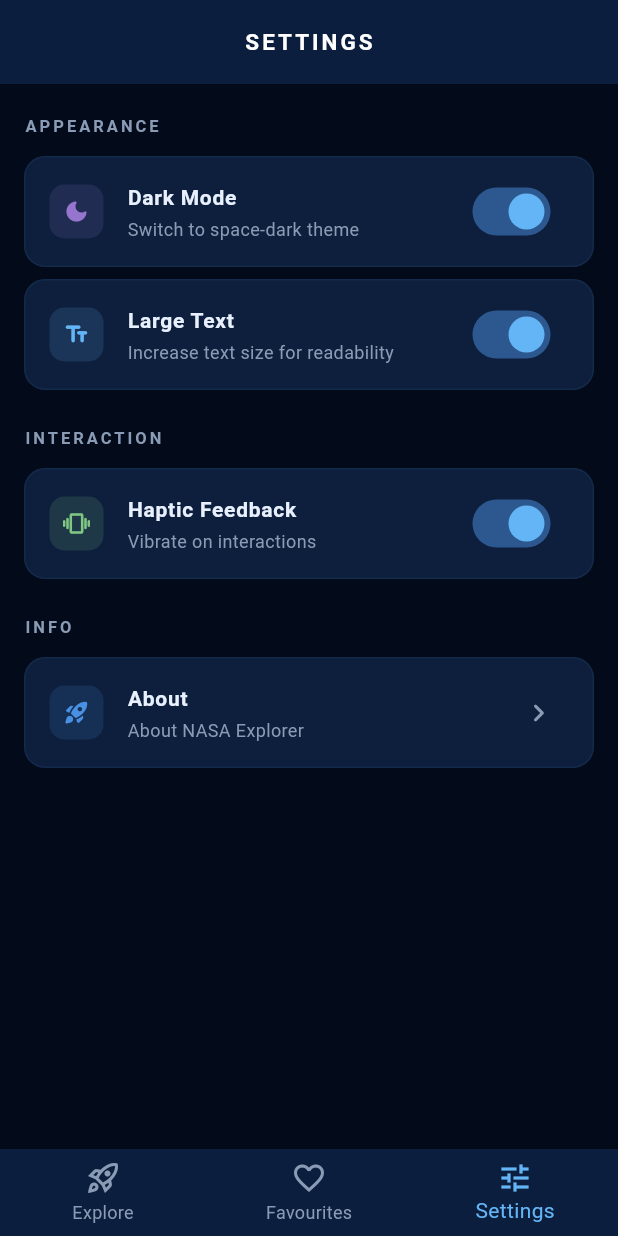
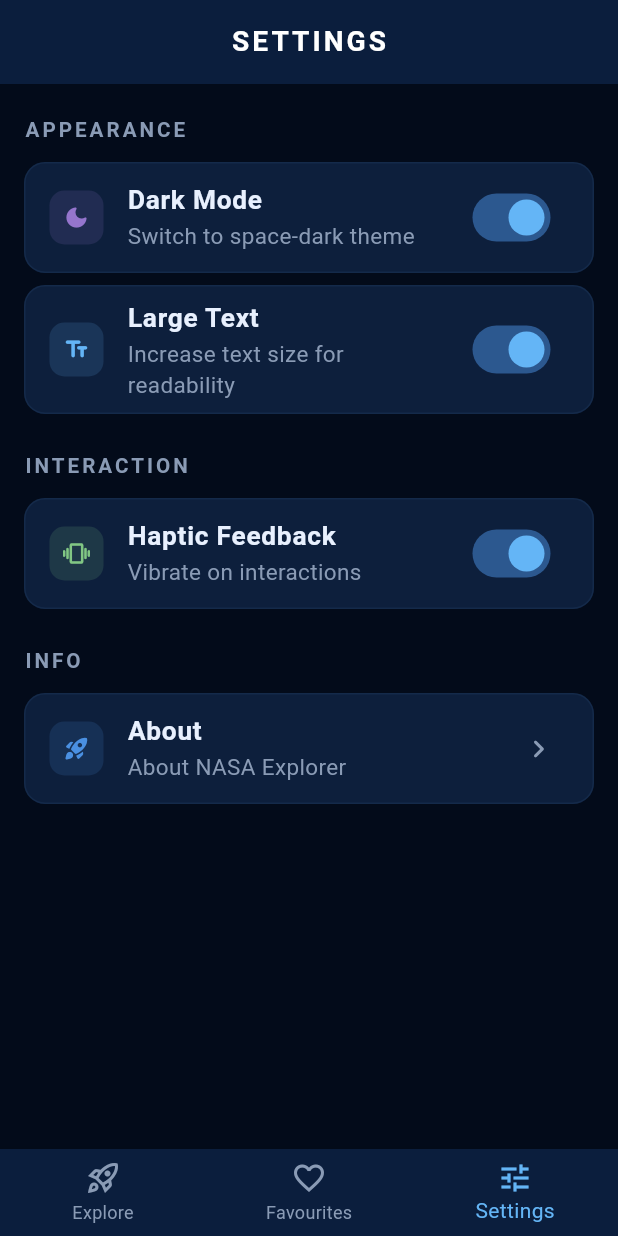
Before and after one commit to jthomasuclan/nasa_explorer, a Flutter app: the screen it shows after launch, item 3 of the bottom bar chosen, after a tap on "Large Text", on a phone screen of 412 x 824 dp. Run offline on Flutter 3.47's test engine with Material 3 defaults, Android fonts, the phone set to English and light mode, and no system bars; our stand-ins replace connectivity_plus, shared_preferences; network calls fail.

Commit message:
week 3 Fixed haptic feedback and large text settings

```diff
--- a/lib/main.dart
+++ b/lib/main.dart
@@ -17,7 +17,6 @@ void main() {
 class AppColors {
   static const Color deepSpace = Color(0xFF030B1A);
   static const Color spaceBlue = Color(0xFF0B1E3D);
-  static const Color nebulaPurple = Color(0xFF1A1040);
   static const Color cosmicBlue = Color(0xFF0B3D91);
   static const Color starWhite = Color(0xFFE8F0FE);
   static const Color moonGrey = Color(0xFF8A9BB5);
@@ -150,26 +149,44 @@ class NasaApp extends StatefulWidget {
 class _NasaAppState extends State<NasaApp> {
   bool _darkMode = true;
   bool _largeText = false;
+  // FIX: hapticFeedback lifted to app level so all screens can access it
+  bool _hapticFeedback = true;
 
   void updateDarkMode(bool val) => setState(() => _darkMode = val);
   void updateLargeText(bool val) => setState(() => _largeText = val);
+  void updateHapticFeedback(bool val) => setState(() => _hapticFeedback = val);
+
+  // FIX: global haptic helper used by all screens
+  static void triggerHaptic(bool hapticEnabled) {
+    if (hapticEnabled) HapticFeedback.lightImpact();
+  }
 
   @override
   Widget build(BuildContext context) {
-    return MaterialApp(
+    return MediaQuery(
+      // FIX: large text uses textScaleFactor — affects ALL text including hardcoded sizes
+      data: MediaQuery.of(context).copyWith(
+        textScaler: _largeText
+            ? const TextScaler.linear(1.25)
+            : const TextScaler.linear(1.0),
+      ),
+      child: MaterialApp(
         title: 'NASA Explorer',
         debugShowCheckedModeBanner: false,
-      theme: _buildTheme(_darkMode, _largeText),
+        theme: _buildTheme(_darkMode),
         home: MainScreen(
           darkMode: _darkMode,
           largeText: _largeText,
+          hapticFeedback: _hapticFeedback,
           onDarkModeChanged: updateDarkMode,
           onLargeTextChanged: updateLargeText,
+          onHapticFeedbackChanged: updateHapticFeedback,
+        ),
       ),
     );
   }
 
-  ThemeData _buildTheme(bool dark, bool largeText) {
+  ThemeData _buildTheme(bool dark) {
     return ThemeData(
       useMaterial3: true,
       brightness: dark ? Brightness.dark : Brightness.light,
@@ -205,13 +222,6 @@ class _NasaAppState extends State<NasaApp> {
         type: BottomNavigationBarType.fixed,
         elevation: 8,
       ),
-      textTheme: largeText
-          ? const TextTheme(
-              bodyMedium: TextStyle(fontSize: 17),
-              bodyLarge: TextStyle(fontSize: 19),
-              titleLarge: TextStyle(fontSize: 24),
-            )
-          : null,
       cardTheme: CardThemeData(
         color: dark ? AppColors.cardDark : Colors.white,
         elevation: 4,
@@ -243,15 +253,19 @@ class _NasaAppState extends State<NasaApp> {
 class MainScreen extends StatefulWidget {
   final bool darkMode;
   final bool largeText;
+  final bool hapticFeedback;
   final ValueChanged<bool> onDarkModeChanged;
   final ValueChanged<bool> onLargeTextChanged;
+  final ValueChanged<bool> onHapticFeedbackChanged;
 
   const MainScreen({
     super.key,
     required this.darkMode,
     required this.largeText,
+    required this.hapticFeedback,
     required this.onDarkModeChanged,
     required this.onLargeTextChanged,
+    required this.onHapticFeedbackChanged,
   });
 
   @override
@@ -264,13 +278,15 @@ class _MainScreenState extends State<MainScreen> {
   @override
   Widget build(BuildContext context) {
     final screens = [
-      const HomeScreen(),
+      HomeScreen(hapticFeedback: widget.hapticFeedback),
       const FavouritesScreen(),
       SettingsScreen(
         darkMode: widget.darkMode,
         largeText: widget.largeText,
+        hapticFeedback: widget.hapticFeedback,
         onDarkModeChanged: widget.onDarkModeChanged,
         onLargeTextChanged: widget.onLargeTextChanged,
+        onHapticFeedbackChanged: widget.onHapticFeedbackChanged,
       ),
     ];
 
@@ -279,7 +295,8 @@ class _MainScreenState extends State<MainScreen> {
       bottomNavigationBar: BottomNavigationBar(
         currentIndex: _currentIndex,
         onTap: (index) {
-          HapticFeedback.selectionClick();
+          // FIX: only trigger haptic if enabled
+          if (widget.hapticFeedback) HapticFeedback.selectionClick();
           setState(() => _currentIndex = index);
         },
         items: const [
@@ -309,7 +326,9 @@ class _MainScreenState extends State<MainScreen> {
 // ─────────────────────────────────────────────────────────────────────────────
 
 class HomeScreen extends StatefulWidget {
-  const HomeScreen({super.key});
+  final bool hapticFeedback;
+
+  const HomeScreen({super.key, required this.hapticFeedback});
 
   @override
   State<HomeScreen> createState() => _HomeScreenState();
@@ -362,7 +381,8 @@ class _HomeScreenState extends State<HomeScreen> {
 
   Future<void> _toggleFavourite() async {
     if (_apod == null) return;
-    HapticFeedback.lightImpact();
+    // FIX: use hapticFeedback setting
+    if (widget.hapticFeedback) HapticFeedback.lightImpact();
     if (_isFavourited) {
       await FavouritesService.removeFavourite(_apod!.date);
     } else {
@@ -467,7 +487,8 @@ class _HomeScreenState extends State<HomeScreen> {
         child: Column(
           mainAxisAlignment: MainAxisAlignment.center,
           children: [
-            Icon(Icons.wifi_off_rounded, size: 64, color: AppColors.moonGrey),
+            const Icon(Icons.wifi_off_rounded,
+                size: 64, color: AppColors.moonGrey),
             const SizedBox(height: 20),
             const Text(
               'NO SIGNAL',
@@ -498,7 +519,7 @@ class _HomeScreenState extends State<HomeScreen> {
         child: Column(
           mainAxisAlignment: MainAxisAlignment.center,
           children: [
-            Icon(Icons.error_outline_rounded,
+            const Icon(Icons.error_outline_rounded,
                 size: 64, color: AppColors.moonGrey),
             const SizedBox(height: 20),
             const Text(
@@ -527,8 +548,7 @@ class _HomeScreenState extends State<HomeScreen> {
     return GestureDetector(
       onTap: onTap,
       child: Container(
-        padding:
-            const EdgeInsets.symmetric(horizontal: 32, vertical: 14),
+        padding: const EdgeInsets.symmetric(horizontal: 32, vertical: 14),
         decoration: BoxDecoration(
           borderRadius: BorderRadius.circular(30),
           border: Border.all(color: AppColors.accent, width: 1.5),
@@ -557,7 +577,6 @@ class _HomeScreenState extends State<HomeScreen> {
     return Column(
       crossAxisAlignment: CrossAxisAlignment.start,
       children: [
-        // Hero image
         Stack(
           children: [
             if (_apod!.mediaType == 'image')
@@ -606,7 +625,6 @@ class _HomeScreenState extends State<HomeScreen> {
                   ),
                 ),
               ),
-            // Gradient overlay at bottom of image
             Positioned(
               bottom: 0,
               left: 0,
@@ -627,7 +645,6 @@ class _HomeScreenState extends State<HomeScreen> {
                 ),
               ),
             ),
-            // Date badge
             Positioned(
               top: 16,
               left: 16,
@@ -660,14 +677,11 @@ class _HomeScreenState extends State<HomeScreen> {
             ),
           ],
         ),
-
-        // Content card
         Padding(
           padding: const EdgeInsets.all(16),
           child: Column(
             crossAxisAlignment: CrossAxisAlignment.start,
             children: [
-              // Title
               Text(
                 _apod!.title,
                 style: TextStyle(
@@ -678,11 +692,8 @@ class _HomeScreenState extends State<HomeScreen> {
                 ),
               ),
               const SizedBox(height: 16),
-
-              // Action row
               Row(
                 children: [
-                  // Favourite button
                   GestureDetector(
                     onTap: _toggleFavourite,
                     child: Container(
@@ -713,8 +724,6 @@ class _HomeScreenState extends State<HomeScreen> {
                     ),
                   ),
                   const SizedBox(width: 12),
-
-                  // Share button
                   Container(
                     padding: const EdgeInsets.all(10),
                     decoration: BoxDecoration(
@@ -730,11 +739,9 @@ class _HomeScreenState extends State<HomeScreen> {
                     ),
                   ),
                   const Spacer(),
-
-                  // View Details button
                   GestureDetector(
                     onTap: () {
-                      HapticFeedback.lightImpact();
+                      if (widget.hapticFeedback) HapticFeedback.lightImpact();
                       Navigator.push(
                         context,
                         MaterialPageRoute(
@@ -778,12 +785,9 @@ class _HomeScreenState extends State<HomeScreen> {
                   ),
                 ],
               ),
-
               const SizedBox(height: 20),
               Divider(color: AppColors.divider.withOpacity(0.5)),
               const SizedBox(height: 16),
-
-              // Description preview
               Text(
                 _apod!.explanation.length > 300
                     ? '${_apod!.explanation.substring(0, 300)}...'
@@ -858,8 +862,8 @@ class DetailScreen extends StatelessWidget {
                 : null,
             title: Text(
               apod.title,
-              style: const TextStyle(
-                  fontSize: 14, fontWeight: FontWeight.w700),
+              style:
+                  const TextStyle(fontSize: 14, fontWeight: FontWeight.w700),
               maxLines: 1,
               overflow: TextOverflow.ellipsis,
             ),
@@ -906,9 +910,8 @@ class DetailScreen extends StatelessWidget {
                     style: TextStyle(
                       fontSize: 15,
                       height: 1.8,
-                      color: isDark
-                          ? AppColors.moonGrey
-                          : Colors.grey[700],
+                      color:
+                          isDark ? AppColors.moonGrey : Colors.grey[700],
                     ),
                   ),
                   const SizedBox(height: 40),
@@ -979,8 +982,8 @@ class _FavouritesScreenState extends State<FavouritesScreen> {
                     height: 100,
                     decoration: BoxDecoration(
                       shape: BoxShape.circle,
-                      border: Border.all(
-                          color: AppColors.divider, width: 1.5),
+                      border:
+                          Border.all(color: AppColors.divider, width: 1.5),
                     ),
                     child: const Icon(Icons.favorite_outline_rounded,
                         size: 48, color: AppColors.moonGrey),
@@ -999,8 +1002,8 @@ class _FavouritesScreenState extends State<FavouritesScreen> {
                   const SizedBox(height: 8),
                   const Text(
                     'Tap the heart on an image to save it here',
-                    style: TextStyle(
-                        color: AppColors.moonGrey, fontSize: 14),
+                    style:
+                        TextStyle(color: AppColors.moonGrey, fontSize: 14),
                   ),
                 ],
               ),
@@ -1013,8 +1016,7 @@ class _FavouritesScreenState extends State<FavouritesScreen> {
                 return Container(
                   margin: const EdgeInsets.only(bottom: 12),
                   decoration: BoxDecoration(
-                    color:
-                        isDark ? AppColors.cardDark : Colors.white,
+                    color: isDark ? AppColors.cardDark : Colors.white,
                     borderRadius: BorderRadius.circular(16),
                     border: Border.all(
                         color: AppColors.divider.withOpacity(0.5)),
@@ -1103,26 +1105,23 @@ class _FavouritesScreenState extends State<FavouritesScreen> {
 // SETTINGS SCREEN
 // ─────────────────────────────────────────────────────────────────────────────
 
-class SettingsScreen extends StatefulWidget {
+class SettingsScreen extends StatelessWidget {
   final bool darkMode;
   final bool largeText;
+  final bool hapticFeedback;
   final ValueChanged<bool> onDarkModeChanged;
   final ValueChanged<bool> onLargeTextChanged;
+  final ValueChanged<bool> onHapticFeedbackChanged;
 
   const SettingsScreen({
     super.key,
     required this.darkMode,
     required this.largeText,
+    required this.hapticFeedback,
     required this.onDarkModeChanged,
     required this.onLargeTextChanged,
+    required this.onHapticFeedbackChanged,
   });
-
-  @override
-  State<SettingsScreen> createState() => _SettingsScreenState();
-}
-
-class _SettingsScreenState extends State<SettingsScreen> {
-  bool _hapticFeedback = true;
 
   Widget _buildSectionLabel(String label) {
     return Padding(
@@ -1139,7 +1138,8 @@ class _SettingsScreenState extends State<SettingsScreen> {
     );
   }
 
-  Widget _buildSettingsTile({
+  Widget _buildSettingsTile(
+    BuildContext context, {
     required IconData icon,
     required String title,
     required String subtitle,
@@ -1147,15 +1147,13 @@ class _SettingsScreenState extends State<SettingsScreen> {
     required ValueChanged<bool> onChanged,
     Color iconColor = AppColors.accentGlow,
   }) {
-    final isDark =
-        Theme.of(context).brightness == Brightness.dark;
+    final isDark = Theme.of(context).brightness == Brightness.dark;
     return Container(
       margin: const EdgeInsets.symmetric(horizontal: 16, vertical: 4),
       decoration: BoxDecoration(
         color: isDark ? AppColors.cardDark : Colors.white,
         borderRadius: BorderRadius.circular(14),
-        border:
-            Border.all(color: AppColors.divider.withOpacity(0.4)),
+        border: Border.all(color: AppColors.divider.withOpacity(0.4)),
       ),
       child: SwitchListTile(
         secondary: Container(
@@ -1177,12 +1175,13 @@ class _SettingsScreenState extends State<SettingsScreen> {
         ),
         subtitle: Text(
           subtitle,
-          style: const TextStyle(
-              color: AppColors.moonGrey, fontSize: 12),
+          style:
+              const TextStyle(color: AppColors.moonGrey, fontSize: 12),
         ),
         value: value,
         onChanged: (val) {
-          if (_hapticFeedback) HapticFeedback.lightImpact();
+          // FIX: only trigger haptic if haptic is currently enabled
+          if (hapticFeedback) HapticFeedback.lightImpact();
           onChanged(val);
         },
         shape: RoundedRectangleBorder(
@@ -1204,33 +1203,37 @@ class _SettingsScreenState extends State<SettingsScreen> {
         children: [
           _buildSectionLabel('APPEARANCE'),
           _buildSettingsTile(
+            context,
             icon: Icons.dark_mode_rounded,
             title: 'Dark Mode',
             subtitle: 'Switch to space-dark theme',
-            value: widget.darkMode,
-            onChanged: widget.onDarkModeChanged,
+            value: darkMode,
+            onChanged: onDarkModeChanged,
             iconColor: const Color(0xFF9575CD),
           ),
           _buildSettingsTile(
+            context,
             icon: Icons.text_fields_rounded,
             title: 'Large Text',
             subtitle: 'Increase text size for readability',
-            value: widget.largeText,
-            onChanged: widget.onLargeTextChanged,
+            value: largeText,
+            onChanged: onLargeTextChanged,
             iconColor: AppColors.accentGlow,
           ),
           _buildSectionLabel('INTERACTION'),
           _buildSettingsTile(
+            context,
             icon: Icons.vibration_rounded,
             title: 'Haptic Feedback',
             subtitle: 'Vibrate on interactions',
-            value: _hapticFeedback,
-            onChanged: (val) => setState(() => _hapticFeedback = val),
+            value: hapticFeedback,
+            onChanged: onHapticFeedbackChanged,
             iconColor: const Color(0xFF81C784),
           ),
           _buildSectionLabel('INFO'),
           Container(
-            margin: const EdgeInsets.symmetric(horizontal: 16, vertical: 4),
+            margin:
+                const EdgeInsets.symmetric(horizontal: 16, vertical: 4),
             decoration: BoxDecoration(
               color: isDark ? AppColors.cardDark : Colors.white,
               borderRadius: BorderRadius.circular(14),
@@ -1253,9 +1256,8 @@ class _SettingsScreenState extends State<SettingsScreen> {
                 style: TextStyle(
                   fontWeight: FontWeight.w600,
                   fontSize: 14,
-                  color: isDark
-                      ? AppColors.starWhite
-                      : AppColors.spaceBlue,
+                  color:
+                      isDark ? AppColors.starWhite : AppColors.spaceBlue,
                 ),
               ),
               subtitle: const Text('About NASA Explorer',
@@ -1332,9 +1334,8 @@ class AboutScreen extends StatelessWidget {
                 style: TextStyle(
                   fontSize: 28,
                   fontWeight: FontWeight.w800,
-                  color: isDark
-                      ? AppColors.starWhite
-                      : AppColors.spaceBlue,
+                  color:
+                      isDark ? AppColors.starWhite : AppColors.spaceBlue,
                 ),
               ),
             ),
@@ -1342,8 +1343,8 @@ class AboutScreen extends StatelessWidget {
             const Center(
               child: Text(
                 'Version 1.0.0',
-                style: TextStyle(
-                    color: AppColors.moonGrey, fontSize: 13),
+                style:
+                    TextStyle(color: AppColors.moonGrey, fontSize: 13),
               ),
             ),
             const SizedBox(height: 32),
@@ -1380,10 +1381,13 @@ class AboutScreen extends StatelessWidget {
     );
   }
 
-  Widget _buildInfoCard(BuildContext context, bool isDark,
-      {required IconData icon,
+  Widget _buildInfoCard(
+    BuildContext context,
+    bool isDark, {
+    required IconData icon,
     required String title,
-      required String content}) {
+    required String content,
+  }) {
     return Container(
       padding: const EdgeInsets.all(16),
       decoration: BoxDecoration(
```
Lines whose indentation alone changed are shown as unchanged.
